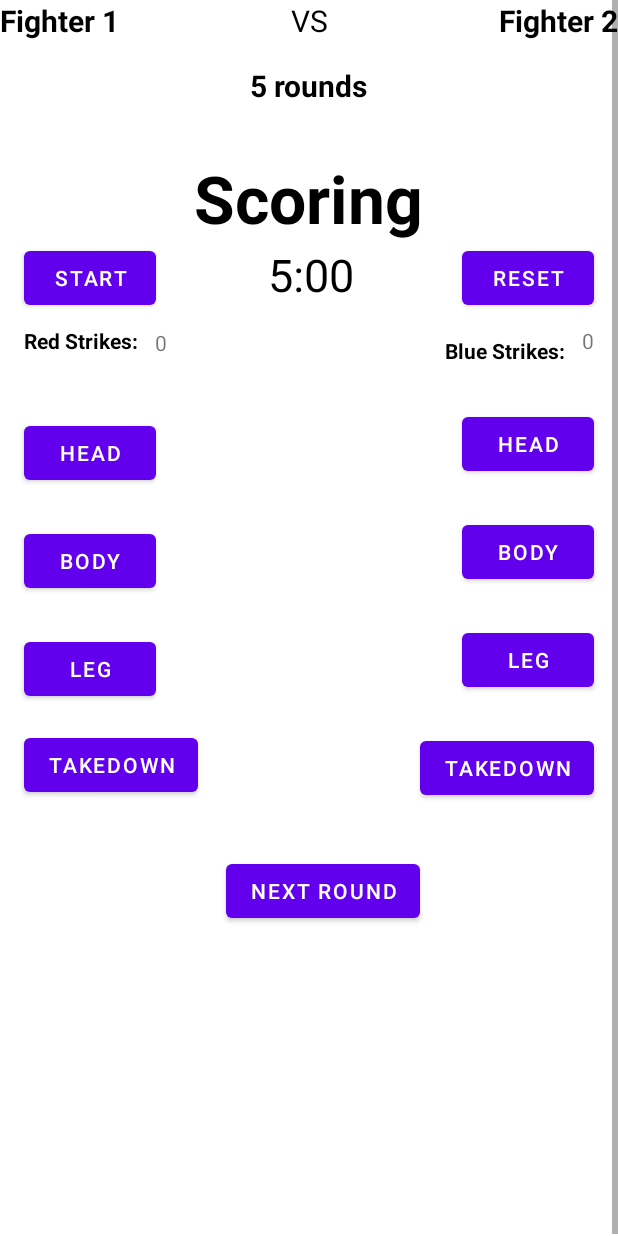
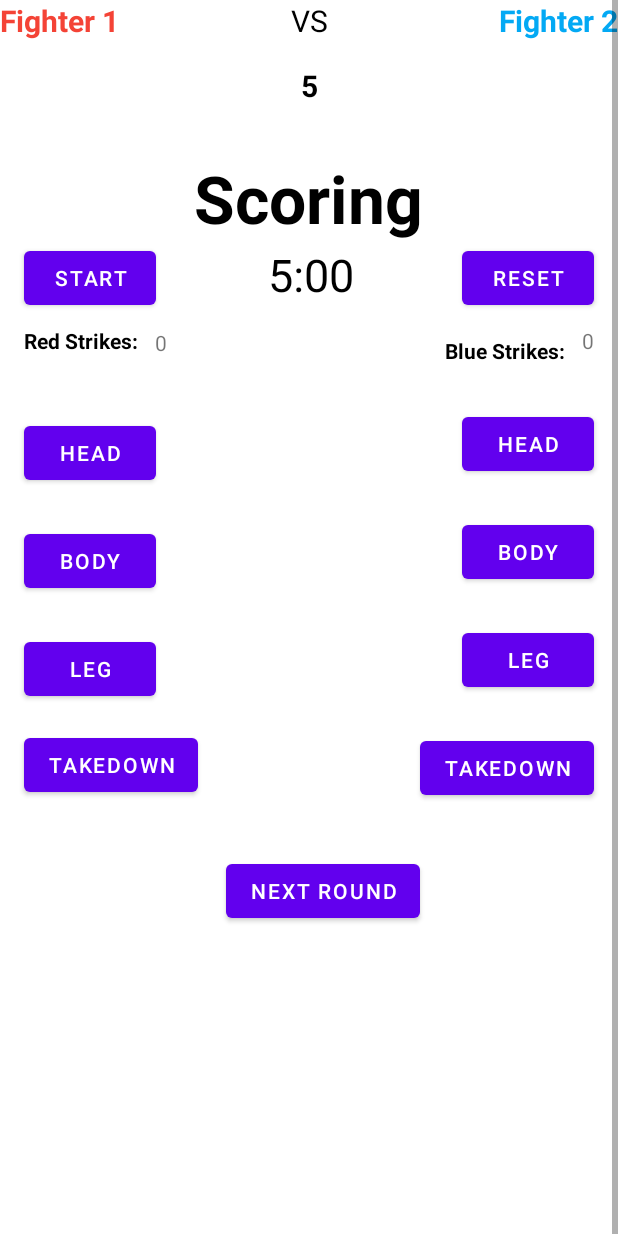
Before and after one commit to Adam-Shields2001/FYP, an Android app: the layout activity_scoring_system.xml on its own in the app's theme, with its tools: preview values and no code run, on a phone screen of 412 x 824 dp. Run offline under Robolectric (Android 15) with nearby library versions, the phone set to English and light mode, and no system bars; Roboto replaces fonts that are not available here.

Commit message:
Updated relevant round number and fixed strike count

```diff
--- a/app/src/main/res/layout/activity_scoring_system.xml
+++ b/app/src/main/res/layout/activity_scoring_system.xml
@@ -22,7 +22,7 @@
                 android:layout_width="wrap_content"
                 android:layout_height="wrap_content"
                 android:fontFamily="@font/aldrich"
-                android:textColor="@color/black"
+                android:textColor="@color/red"
                 android:textSize="20sp"
                 android:textStyle="bold"
                 app:layout_constraintStart_toStartOf="parent"
@@ -39,7 +39,9 @@
                 android:textSize="20sp"
                 app:layout_constraintEnd_toStartOf="@+id/fighter2_name"
                 app:layout_constraintStart_toEndOf="@+id/fighter1_name"
-                app:layout_constraintTop_toTopOf="parent" />
+                app:layout_constraintTop_toBottomOf="@+id/roundsTextView"
+                app:layout_constraintBottom_toBottomOf="@+id/roundsTextView"/>
+
 
 
             <TextView
@@ -47,7 +49,7 @@
                 android:layout_width="wrap_content"
                 android:layout_height="wrap_content"
                 android:fontFamily="@font/aldrich"
-                android:textColor="@color/black"
+                android:textColor="@color/blue"
                 android:textSize="20sp"
                 android:textStyle="bold"
                 app:layout_constraintEnd_toEndOf="parent"
@@ -60,7 +62,7 @@
                 android:layout_height="wrap_content"
                 android:layout_marginTop="16dp"
                 android:fontFamily="@font/aldrich"
-                android:text="5 rounds"
+                android:text="5"
                 android:textColor="@color/black"
                 android:textSize="20sp"
                 android:textStyle="bold"
--- a/app/src/main/res/values/colors.xml
+++ b/app/src/main/res/values/colors.xml
@@ -8,6 +8,7 @@
     <color name="black">#FF000000</color>
     <color name="white">#FFFFFFFF</color>
     <color name="blue">#03A9F4</color>
+    <color name="red">#F44336</color>
 
     <color name="primary">#1B023B</color>
     <color name="secondary">#FF03DAC5</color>
```
Also changed, not shown: app/src/main/java/com/fyp1/fyp1/ScoringSystem.java (+15 -10 lines).
